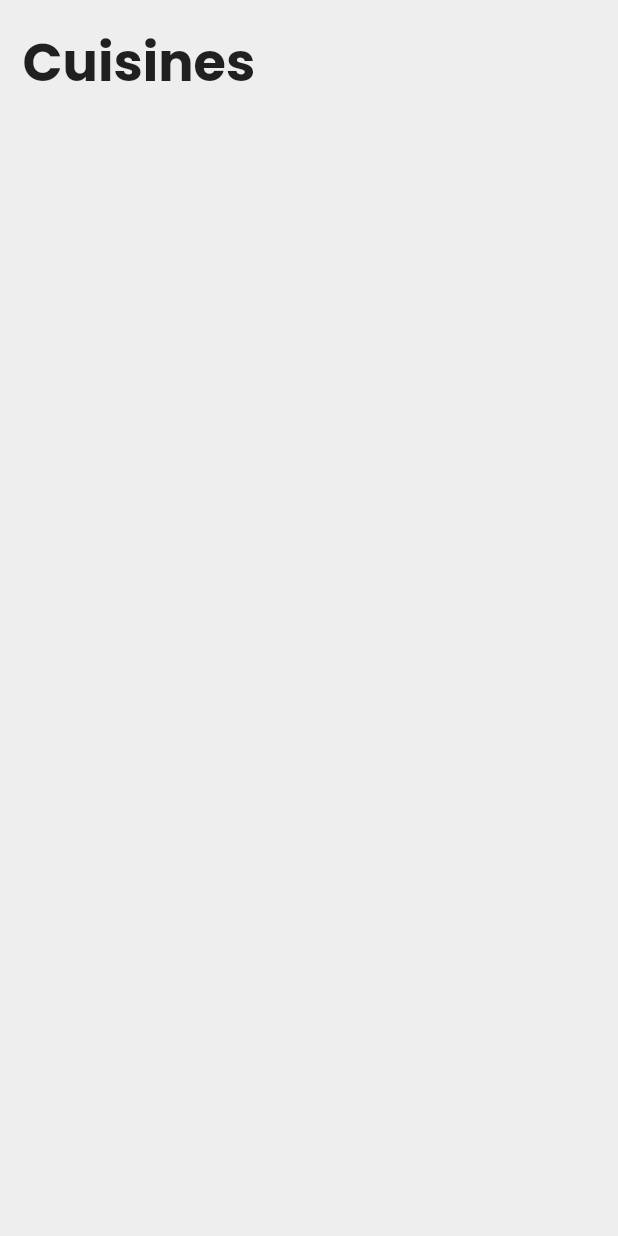
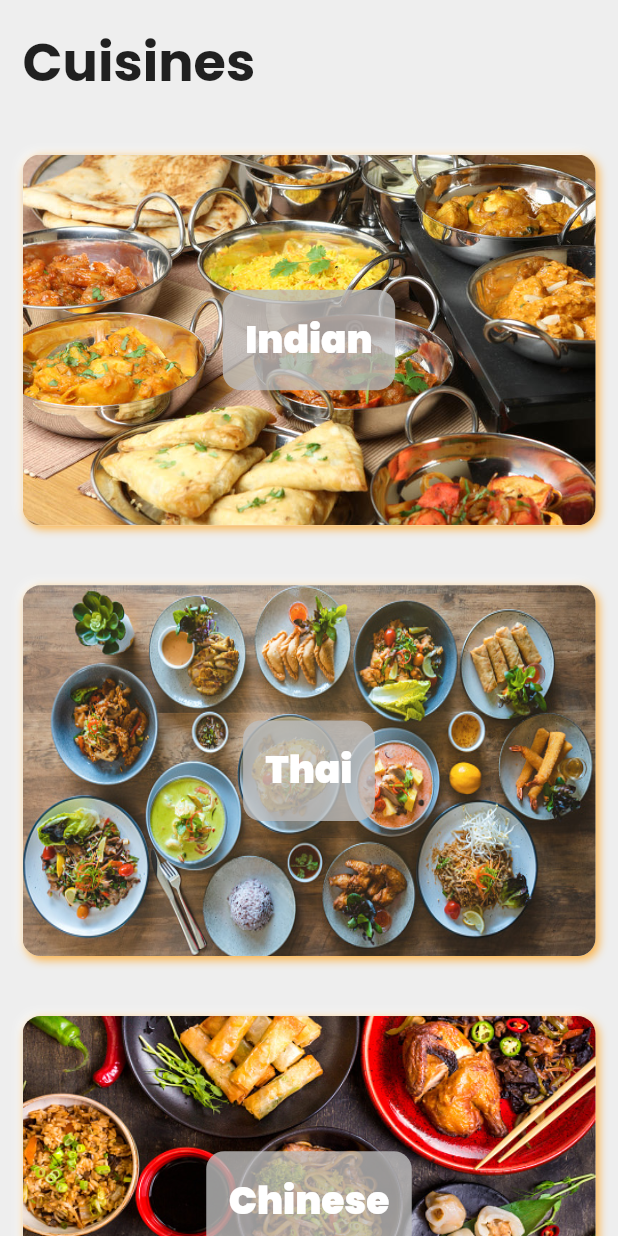
Before and after one commit to VatsalShah03/Unicode_Recipe_App, a Flutter app: the CuisinesPage screen opened directly, on a phone screen of 412 x 824 dp. Run offline on Flutter 3.47's test engine with Material 2 defaults, Android fonts, the phone set to English and light mode, and no system bars; drawn by our look-alikes of flutter_neumorphic; our stand-ins replace cloud_firestore, firebase_auth, firebase_core, get, google_fonts, google_sign_in and 1 more; accounts and stored records are empty; network calls fail.

Commit message:
Added cuisines page

```diff
--- /dev/null
+++ b/lib/Screens/Cuisines/cuisines_page.dart
@@ -0,0 +1,109 @@
+import 'dart:ui';
+
+import 'package:flutter/material.dart';
+import 'package:unicode_lp/Screens/Cuisines/cuisines_list.dart';
+import 'package:unicode_lp/constants.dart';
+
+class CuisinesPage extends StatefulWidget {
+  const CuisinesPage({Key? key}) : super(key: key);
+
+  @override
+  State<CuisinesPage> createState() => _CuisinesPageState();
+}
+
+class _CuisinesPageState extends State<CuisinesPage> {
+  List<String> cuisinesList = [
+    "Indian",
+    "Thai",
+    "Chinese",
+    "Japanese",
+    "French",
+    "Italian"
+  ];
+  List<String> imgPaths = [
+    "indian.jpg",
+    "thai.jpg",
+    "chinese.jpg",
+    "japanese.jpg",
+    "french.jpeg",
+    "italian.jpg"
+  ];
+  @override
+  Widget build(BuildContext context) {
+    return Scaffold(
+      backgroundColor: Colors.grey[200],
+      body: SafeArea(
+          child: SingleChildScrollView(
+            child: Column(
+              crossAxisAlignment: CrossAxisAlignment.start,
+        children: [
+            Padding(
+              padding: const EdgeInsets.all(15.0),
+              child: Text(
+                "Cuisines",
+                style: TextStyle(fontSize: 35, fontWeight: FontWeight.w700),
+              ),
+            ),
+            ListView.builder(
+              shrinkWrap: true,
+              itemCount: cuisinesList.length,
+              physics: NeverScrollableScrollPhysics(),
+              itemBuilder: (context, index) {
+                return CuisinesWidget(
+                    imgPath: imgPaths[index], title: cuisinesList[index]);
+              },
+            )
+        ],
+      ),
+          )),
+    );
+  }
+}
+
+class CuisinesWidget extends StatelessWidget {
+  final String imgPath;
+  final String title;
+  const CuisinesWidget({Key? key, required this.imgPath, required this.title})
+      : super(key: key);
+
+  @override
+  Widget build(BuildContext context) {
+    return GestureDetector(
+      onTap: (){
+        Navigator.push(context, MaterialPageRoute(
+          builder: (context)=>CuisinesList(cuisine: title)
+        ));
+      },
+      child: NeuBox(
+        margin: EdgeInsets.symmetric(horizontal: 15,vertical: 20),
+          child: SizedBox(
+            width: MediaQuery.of(context).size.width*0.8,
+            height: MediaQuery.of(context).size.height*0.3,
+            child: Stack(
+        alignment: Alignment.center,
+        children: [
+            ConstrainedBox(
+              constraints: BoxConstraints.expand(),
+              child: Image.asset(
+                'Assets/$imgPath',
+                fit: BoxFit.fill,
+              ),
+            ),
+            Container(
+              padding: EdgeInsets.all(15),
+              decoration: BoxDecoration(
+                borderRadius: BorderRadius.circular(12),
+                color: Colors.grey.shade400.withOpacity(0.8),
+              ),
+              child: Text(
+                title,
+                style: TextStyle(
+                    fontSize: 25, fontWeight: FontWeight.w900, color: Colors.white),
+              ),
+            ),
+        ],
+      ),
+          )),
+    );
+  }
+}
--- a/lib/State Mgmt/home_controller.dart
+++ b/lib/Screens/HomePage/home_controller.dart
@@ -1,7 +1,7 @@
 import 'package:cloud_firestore/cloud_firestore.dart';
 import 'package:firebase_auth/firebase_auth.dart';
 import 'package:get/get.dart';
-import 'package:unicode_lp/models.dart';
+import 'package:unicode_lp/Screens/HomePage/models.dart';
 import 'package:http/http.dart' as http;
 import 'dart:convert';
 import 'package:flutter/material.dart';
--- a/lib/Screens/cuisines_page.dart
+++ /dev/null
@@ -1,29 +0,0 @@
-import 'package:flutter/material.dart';
-
-class CuisinesPage extends StatefulWidget {
-  const CuisinesPage({Key? key}) : super(key: key);
-
-  @override
-  State<CuisinesPage> createState() => _CuisinesPageState();
-}
-
-class _CuisinesPageState extends State<CuisinesPage> {
-  @override
-  Widget build(BuildContext context) {
-    return Scaffold(
-      backgroundColor: Colors.grey[200],
-      body: SafeArea(
-          child: Column(
-        children: [
-          Padding(
-            padding: const EdgeInsets.all(15.0),
-            child: Text(
-              "Cuisines",
-              style: TextStyle(fontSize: 35, fontWeight: FontWeight.w700),
-            ),
-          ),
-        ],
-      )),
-    );
-  }
-}
--- a/lib/Screens/main_page.dart
+++ b/lib/Screens/main_page.dart
@@ -3,7 +3,7 @@ import 'package:flutter/material.dart';
 import 'package:unicode_lp/Screens/Auth/login_page.dart';
 import 'package:unicode_lp/Screens/profile_page.dart';
 
-import 'example.dart';
+import 'bottom_nav_bar.dart';
 
 class HomePage extends StatefulWidget {
   const HomePage({Key? key}) : super(key: key);
```
Also changed, not shown: lib/Screens/Cuisines/cuisines_controller.dart (added, +27 -0 lines), lib/Screens/Cuisines/cuisines_list.dart (added, +112 -0 lines), lib/Screens/Cuisines/cuisines_model.dart (added, +57 -0 lines), lib/Screens/HomePage/home_page.dart (renamed from lib/Screens/home_page.dart, +4 -10 lines), lib/Screens/HomePage/recipe_details.dart (renamed from lib/Screens/recipe_details.dart, +12 -4 lines), lib/Screens/bottom_nav_bar.dart (renamed from lib/Screens/example.dart, +5 -36 lines), lib/Screens/fav_page.dart (+3 -7 lines), lib/api_services.dart (deleted, +0 -53 lines), Assets/chinese.jpg (added), Assets/french.jpeg (added), Assets/indian.jpg (added), Assets/italian.jpg (added), Assets/japanese.jpg (added), Assets/thai.jpg (added), 1 more files.
